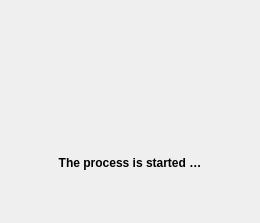
Governikus/AusweisApp, file src/gui/generic/BusyOverlay.ui: the form before one commit.
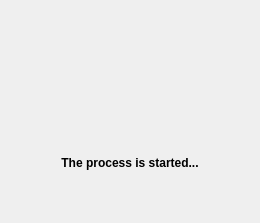
The form after the commit.

What changed in the file:
```diff
--- a/src/gui/generic/BusyOverlay.ui
+++ b/src/gui/generic/BusyOverlay.ui
@@ -36,7 +36,7 @@
       <enum>Qt::StrongFocus</enum>
      </property>
      <property name="text">
-      <string>The process is started …</string>
+      <string>The process is started...</string>
      </property>
      <property name="alignment">
       <set>Qt::AlignCenter</set>
```
